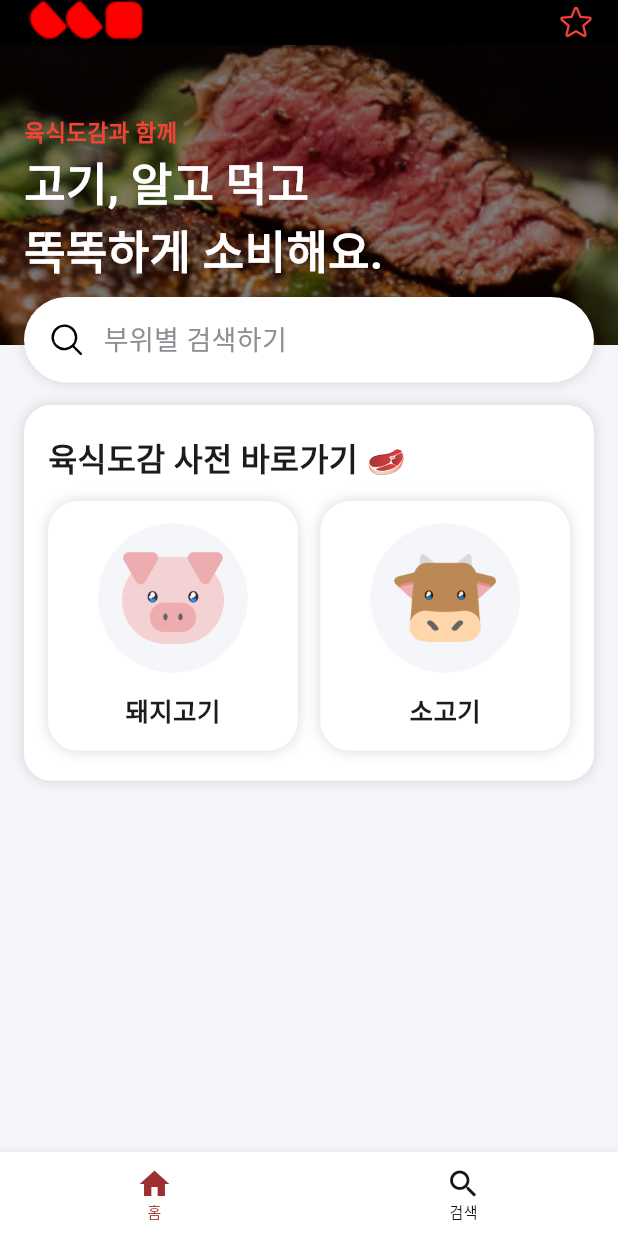
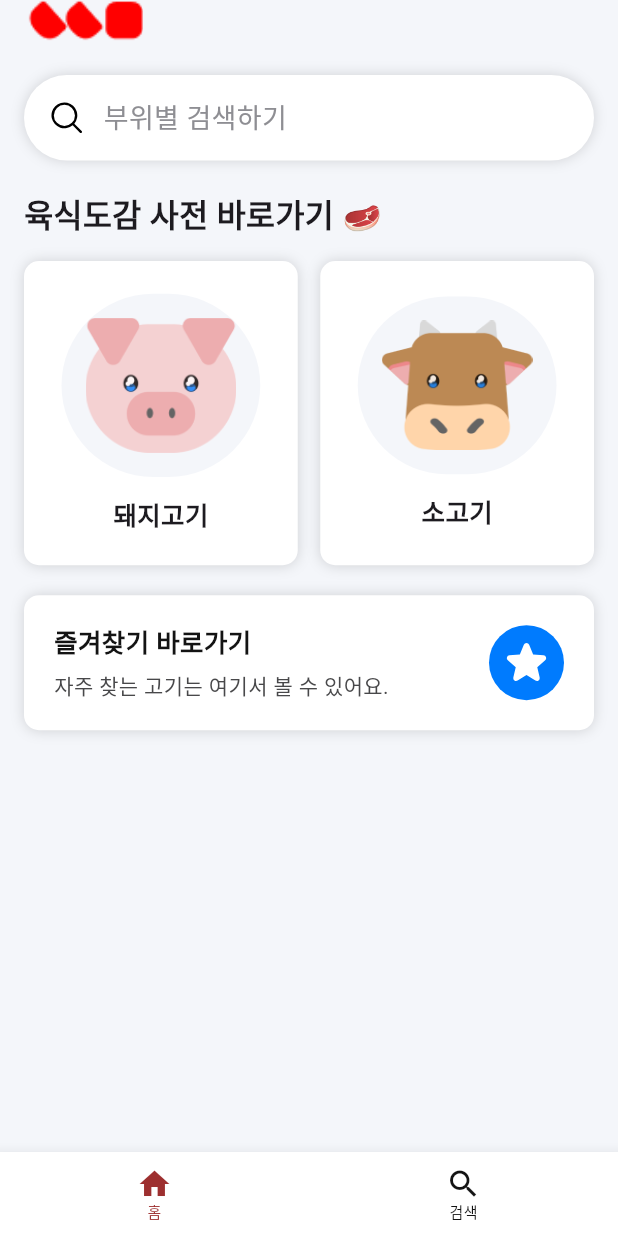
Before and after one commit to pdh0927/meat-dictionary, a Flutter app: the screen it shows after launch, on a phone screen of 412 x 824 dp. Run offline on Flutter 3.47's test engine with Material 3 defaults, Android fonts, the phone set to English and light mode, and no system bars; our stand-ins replace flutter_riverpod, go_router, phosphor_flutter, shared_preferences, sizer; Roboto replaces fonts that are missing (Pretendard); project files that could hold a hidden picture were left out.

Commit message:
refactoring: change design and component

```diff
--- a/lib/common/view/home_screen.dart
+++ b/lib/common/view/home_screen.dart
@@ -1,7 +1,7 @@
 import 'package:flutter/material.dart';
+import 'package:meat_dictionary/common/const/colors.dart';
 import 'package:meat_dictionary/common/layout/default_layout.dart';
 import 'package:phosphor_flutter/phosphor_flutter.dart';
-import 'package:sizer/sizer.dart';
 
 class HomeScreen extends StatelessWidget {
   const HomeScreen({super.key});
@@ -11,45 +11,26 @@ class HomeScreen extends StatelessWidget {
     return DefaultLayout(
       backgroundColor: const Color(0xFFF4F6FA),
       child: SafeArea(
-        child: SingleChildScrollView(
+        child: Padding(
+          padding: const EdgeInsets.symmetric(horizontal: 16.0),
           child: Column(
             crossAxisAlignment: CrossAxisAlignment.start,
             children: [
-              // 홈 헤더
-              const _HomeHeader(),
-              Stack(
-                clipBehavior: Clip.none, // Stack의 자식 요소들이 영역을 벗어나도 보이도록 설정
-                children: [
-                  // 메인 이미지
-                  Container(
-                    height: 200,
-                    decoration: const BoxDecoration(
-                      image: DecorationImage(
-                        image: AssetImage(
-                          'assets/imgs/common/main.png',
-                        ),
-                        fit: BoxFit.cover,
-                      ),
-                    ),
-                  ),
-                  // 제목
-                  const Positioned(
-                    bottom: 40,
-                    left: 16,
-                    child: _TitleText(),
-                  ),
-                  // 검색창
-                  const Positioned(
-                    bottom: -25,
-                    left: 16,
-                    right: 16,
-                    child: _SearchBar(),
-                  ),
-                ],
+              // 홈 화면 로고
+              Image.asset(
+                'assets/imgs/common/logo_home.png',
+                height: 30,
+                fit: BoxFit.fill,
               ),
-              const SizedBox(height: 40),
-              // 사전 컴포넌트
+              const SizedBox(height: 20),
+              // 검색창
+              const _SearchBar(),
+              const SizedBox(height: 20),
+              // 사전 바로가기
               const _DictionaryComponent(),
+              const SizedBox(height: 20),
+              // 즐겨찾기 바로가기
+              const _FavoritesComponent(),
             ],
           ),
         ),
@@ -58,62 +39,7 @@ class HomeScreen extends StatelessWidget {
   }
 }
 
-class _HomeHeader extends StatelessWidget {
-  const _HomeHeader();
-
-  @override
-  Widget build(BuildContext context) {
-    return Container(
-      decoration: const BoxDecoration(color: Colors.black),
-      padding: const EdgeInsets.symmetric(horizontal: 16),
-      child: Row(
-        mainAxisAlignment: MainAxisAlignment.spaceBetween,
-        children: [
-          Image.asset(
-            'assets/imgs/common/logo_home.png',
-            height: 30,
-            fit: BoxFit.fill,
-          ),
-          const Spacer(),
-          PhosphorIcon(
-            PhosphorIcons.star(),
-            color: Colors.red,
-          ),
-        ],
-      ),
-    );
-  }
-}
-
-class _TitleText extends StatelessWidget {
-  const _TitleText();
-
-  @override
-  Widget build(BuildContext context) {
-    return const Column(
-      crossAxisAlignment: CrossAxisAlignment.start,
-      children: [
-        Text(
-          '육식도감과 함께',
-          style: TextStyle(
-            color: Colors.red,
-            fontSize: 15,
-            fontWeight: FontWeight.bold,
-          ),
-        ),
-        Text(
-          '고기, 알고 먹고\n똑똑하게 소비해요.',
-          style: TextStyle(
-            color: Colors.white,
-            fontSize: 30,
-            fontWeight: FontWeight.bold,
-          ),
-        ),
-      ],
-    );
-  }
-}
-
+// 검색창
 class _SearchBar extends StatelessWidget {
   const _SearchBar();
 
@@ -169,57 +95,54 @@ class _DictionaryComponent extends StatelessWidget {
 
   @override
   Widget build(BuildContext context) {
-    return Padding(
-      padding: const EdgeInsets.symmetric(horizontal: 16.0),
-      child: Container(
-        padding: const EdgeInsets.symmetric(
-          horizontal: 16,
-          vertical: 20,
+    return Column(
+      crossAxisAlignment: CrossAxisAlignment.start,
+      children: [
+        const Text(
+          '육식도감 사전 바로가기 🥩',
+          style: TextStyle(
+            fontFamily: "Pretendard",
+            fontSize: 21,
+            fontWeight: FontWeight.w700,
+          ),
         ),
-        decoration: BoxDecoration(
-          color: Colors.white,
-          borderRadius: BorderRadius.circular(18.0),
-          boxShadow: [
-            BoxShadow(
-              color: Colors.black.withOpacity(0.15),
-              blurRadius: 7.2,
-              spreadRadius: 0.0,
-              offset: const Offset(0, 0),
-            ),
-          ],
-        ),
-        child: Column(
-          crossAxisAlignment: CrossAxisAlignment.start,
-          children: [
-            const Text(
-              '육식도감 사전 바로가기 🥩',
-              style: TextStyle(
-                fontFamily: "Pretendard",
-                fontSize: 21,
-                fontWeight: FontWeight.w700,
-              ),
-            ),
-            const SizedBox(height: 12),
-            Row(
+        const SizedBox(height: 15),
+        LayoutBuilder(
+          builder: (context, constraints) {
+            double aspectRatio;
+            if (constraints.maxWidth < 350) {
+              // 작은 화면
+              aspectRatio = 0.88;
+            } else {
+              // 큰 화면
+              aspectRatio = 0.9;
+            }
+            return Row(
               children: [
-                _CategoryCard(
-                  width: (100.w - 32 - 32 - 15) / 2,
-                  height: (100.w - 32 - 32 - 15) / 2,
-                  imagePath: 'assets/imgs/common/pig_home.png',
-                  label: '돼지고기',
+                Expanded(
+                  child: AspectRatio(
+                    aspectRatio: aspectRatio,
+                    child: const _CategoryCard(
+                      imagePath: 'assets/imgs/common/pig_home.png',
+                      label: '돼지고기',
+                    ),
+                  ),
                 ),
                 const SizedBox(width: 15.0),
-                _CategoryCard(
-                  width: (100.w - 32 - 32 - 15) / 2,
-                  height: (100.w - 32 - 32 - 15) / 2,
-                  imagePath: 'assets/imgs/common/cow_home.png',
-                  label: '소고기',
+                Expanded(
+                  child: AspectRatio(
+                    aspectRatio: aspectRatio,
+                    child: const _CategoryCard(
+                      imagePath: 'assets/imgs/common/cow_home.png',
+                      label: '소고기',
+                    ),
+                  ),
                 ),
               ],
-            ),
-          ],
+            );
+          },
         ),
-      ),
+      ],
     );
   }
 }
@@ -227,12 +150,8 @@ class _DictionaryComponent extends StatelessWidget {
 class _CategoryCard extends StatelessWidget {
   final String imagePath;
   final String label;
-  final double width;
-  final double height;
 
   const _CategoryCard({
-    required this.height,
-    required this.width,
     required this.imagePath,
     required this.label,
   });
@@ -240,8 +159,9 @@ class _CategoryCard extends StatelessWidget {
   @override
   Widget build(BuildContext context) {
     return Container(
+      padding: const EdgeInsets.symmetric(horizontal: 25.0, vertical: 20.0),
       decoration: BoxDecoration(
-        borderRadius: BorderRadius.circular(20.0),
+        borderRadius: BorderRadius.circular(10.0),
         color: Colors.white,
         boxShadow: [
           BoxShadow(
@@ -252,14 +172,10 @@ class _CategoryCard extends StatelessWidget {
           ),
         ],
       ),
-      width: width,
-      height: height,
       child: Column(
         mainAxisAlignment: MainAxisAlignment.center,
         children: [
           Container(
-            height: height * 1.8 / 3,
-            width: width * 1.8 / 3,
             padding: const EdgeInsets.all(16.0),
             decoration: BoxDecoration(
               color: const Color(0xFFF4F6FA),
@@ -283,3 +199,80 @@ class _CategoryCard extends StatelessWidget {
     );
   }
 }
+
+// 즐겨찾기 바로가기
+class _FavoritesComponent extends StatelessWidget {
+  const _FavoritesComponent();
+
+  @override
+  Widget build(BuildContext context) {
+    return InkWell(
+      onTap: () {
+        // 즐겨찾기로 이동
+      },
+      child: Container(
+        width: double.infinity,
+        height: 90,
+        padding: const EdgeInsets.symmetric(horizontal: 20, vertical: 19),
+        decoration: BoxDecoration(
+          borderRadius: BorderRadius.circular(10.0),
+          color: Colors.white,
+          boxShadow: [
+            BoxShadow(
+              color: Colors.black.withOpacity(0.15),
+              blurRadius: 7.2,
+              spreadRadius: 0.0,
+              offset: const Offset(0, 0),
+            ),
+          ],
+        ),
+        child: Row(
+          mainAxisAlignment: MainAxisAlignment.spaceBetween,
+          children: [
+            // Text 설명
+            const Column(
+              crossAxisAlignment: CrossAxisAlignment.start,
+              children: [
+                Text(
+                  '즐겨찾기 바로가기',
+                  style: TextStyle(
+                    color: BLACK_COLOR,
+                    fontFamily: 'Pretendard',
+                    fontSize: 17,
+                    fontWeight: FontWeight.w700,
+                  ),
+                ),
+                SizedBox(height: 5.0),
+                Text(
+                  '자주 찾는 고기는 여기서 볼 수 있어요.',
+                  style: TextStyle(
+                    color: GREY_70_COLOR,
+                    fontFamily: 'Pretendard',
+                    fontSize: 14,
+                    fontWeight: FontWeight.w400,
+                  ),
+                ),
+              ],
+            ),
+            // 즐겨찾기 아이콘
+            Container(
+              width: 50.0,
+              height: 50.0,
+              decoration: const BoxDecoration(
+                color: BLUE_COLOR,
+                shape: BoxShape.circle,
+              ),
+              child: const Center(
+                child: Icon(
+                  PhosphorIconsFill.star,
+                  color: Colors.white,
+                  size: 30.0,
+                ),
+              ),
+            )
+          ],
+        ),
+      ),
+    );
+  }
+}
```
